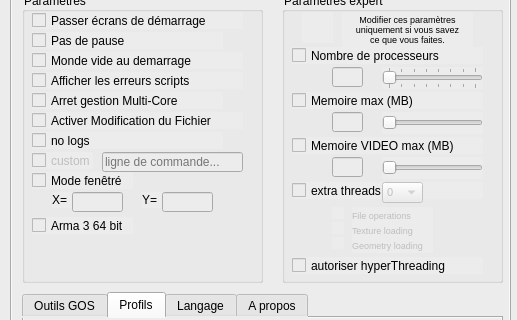
Qt form principale.ui (ChristopheTdn/GOSLauncher_A3_Python_version) before a commit; both pictures show x 0 to 517 and y 91 to 411 of the 517 by 623 pixel window.
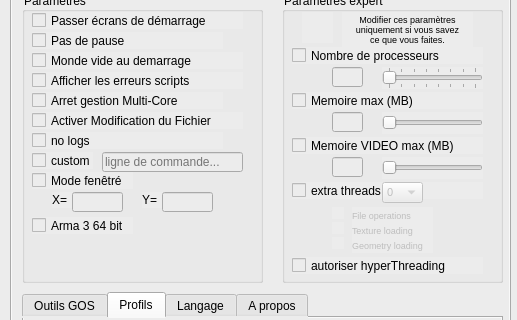
The same form after that commit. Icons and pictures are not drawn.

Commit message: Change Checkbox activation in option screen

Patch:
```diff
--- a/principale.ui
+++ b/principale.ui
@@ -1220,7 +1220,7 @@
       </widget>
       <widget class="QCheckBox" name="checkBox_customCommand">
        <property name="enabled">
-        <bool>false</bool>
+        <bool>true</bool>
        </property>
        <property name="geometry">
         <rect>
```
Left out of the diff: 27 changed lines with no effect on the pictures. The commit also changes 5 other files.
